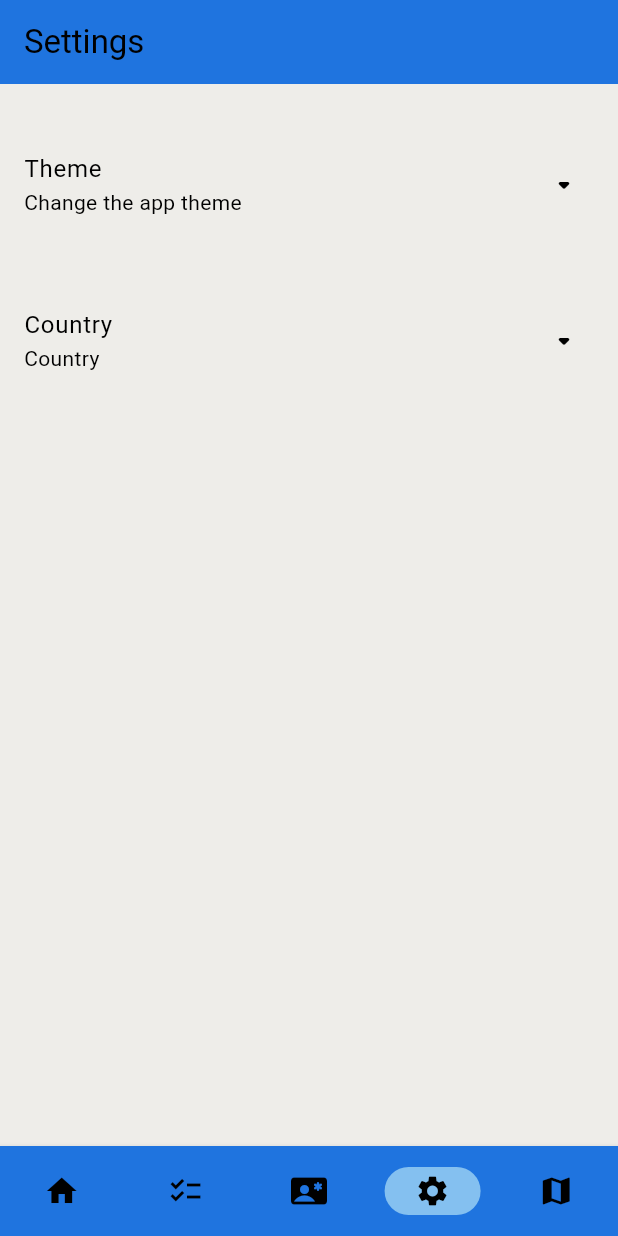
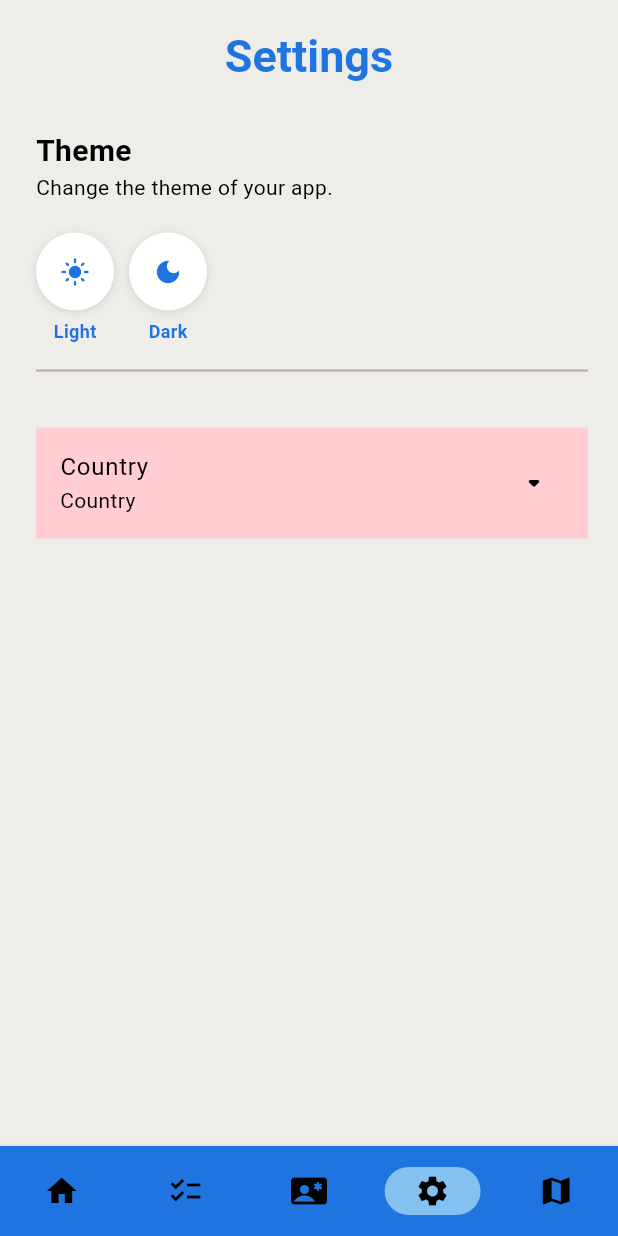
Before and after one commit to LeBern-Matthews/Lookout_Mobile_App, a Flutter app: the screen it shows after launch, item 4 of the bottom bar chosen, on a phone screen of 412 x 824 dp. Run offline on Flutter 3.47's test engine with Material 3 defaults, Android fonts, the phone set to English and light mode, and no system bars; our stand-ins replace google_maps_flutter, internet_connection_checker, location.

Commit message:
feat: Enhance CustomAppBar and add ThemeButton component; update SettingsPage layout

```diff
--- a/lib/components/appbar.dart
+++ b/lib/components/appbar.dart
@@ -7,9 +7,20 @@ class CustomAppBar extends StatelessWidget implements PreferredSizeWidget {
   @override
   Widget build(BuildContext context) {
     return AppBar(
-      title: Center(child: Text(title, style: TextStyle(fontSize: 30, fontWeight: FontWeight.bold, color: Theme.of(context).colorScheme.primary),)),
-      centerTitle: false,
-      backgroundColor: Theme.of(context).colorScheme.surface,
+      title: Padding(
+        padding: const EdgeInsets.only(top: 20.0),
+        child: Text(
+          title,
+          style: TextStyle(
+            fontSize: 30,
+            fontWeight: FontWeight.bold,
+            color: Theme.of(context).colorScheme.primary,
+          ),
+        ),
+      ),
+      centerTitle: true,
+      backgroundColor:Theme.of(context).colorScheme.surface,
+
     );
   }
 
--- /dev/null
+++ b/lib/components/themeButton.dart
@@ -0,0 +1,53 @@
+import 'package:flutter/material.dart';
+
+/// A reusable theme-selection button used in SettingsPage.
+class ThemeButton extends StatelessWidget {
+  final String label;
+  final IconData icon;
+  final VoidCallback onPressed;
+  final Color? iconColor;
+
+  const ThemeButton({
+    Key? key,
+    required this.label,
+    required this.icon,
+    required this.onPressed,
+    this.iconColor,
+  }) : super(key: key);
+
+  @override
+  Widget build(BuildContext context) {
+    return Column(
+      children: [
+        Container(
+          padding: const EdgeInsets.all(2),
+          decoration: const BoxDecoration(
+            color: Colors.white,
+            shape: BoxShape.circle,
+            boxShadow: [
+              BoxShadow(
+                color: Colors.black12,
+                blurRadius: 4,
+                offset: Offset(0, 1),
+              ),
+            ],
+          ),
+          child: IconButton(
+            onPressed: onPressed,
+            icon: Icon(icon, size: 20),
+            color: iconColor ?? Theme.of(context).colorScheme.primary,
+          ),
+        ),
+        const SizedBox(height: 5),
+        Text(
+          label,
+          style: TextStyle(
+            fontSize: 12,
+            fontWeight: FontWeight.bold,
+            color: Theme.of(context).colorScheme.primary,
+          ),
+        ),
+      ],
+    );
+  }
+}
--- a/lib/main.dart
+++ b/lib/main.dart
@@ -7,7 +7,7 @@ import 'pages/emergency_contacts.dart';
 import 'pages/essential_checklist_page.dart';
 import 'pages/home_page.dart';
 import 'pages/settings_page.dart';
-import 'pages/map_page.dart';
+//import 'pages/map_page.dart';
 import 'themes/theme_provider.dart';
 import 'services/has_internet.dart';
 import 'components/connectivity_popup.dart';
@@ -61,7 +61,7 @@ class _RootPageState extends State<RootPage> {
     const EssentialChecklistPage(),
     const EmergencyContactsPage(),
     const SettingsPage(),
-    const MapPage()
+    //const MapPage()
   ];
 
   @override
--- a/lib/pages/settings_page.dart
+++ b/lib/pages/settings_page.dart
@@ -1,11 +1,13 @@
 import 'package:flutter/material.dart';
 import '../components/country_selector.dart'; // Add this import
 import 'package:provider/provider.dart';
+import '../components/themeButton.dart';
 import '../themes/theme_provider.dart';
 import '../themes/light_mode.dart';
 import '../themes/dark_mode.dart';
 import '../services/country_provider.dart';
 //import '../services/determine_country_info.dart';
+import '../components/appbar.dart'; // code for custom AppBar
 
 class SettingsPage extends StatefulWidget {
   const SettingsPage({super.key});
@@ -16,7 +18,7 @@ class SettingsPage extends StatefulWidget {
 
 class _SettingsPageState extends State<SettingsPage> {
   //final String _selectedCountry = "Select a country";
-  String _selectedTheme ="Change the app theme";
+  String _selectedTheme = "Change the theme of your app.";
 
   final ExpansibleController _themeController = ExpansibleController();
   final ExpansibleController _countryController = ExpansibleController();
@@ -24,47 +26,65 @@ class _SettingsPageState extends State<SettingsPage> {
   @override
   Widget build(BuildContext context) {
     return Scaffold(
-      appBar: AppBar(
-        title: const Text("Settings"),
-        centerTitle: false,
-        backgroundColor: Theme.of(context).colorScheme.primary,
-      ),
+      appBar: CustomAppBar(title: "Settings"),
       body: SingleChildScrollView(
+        child: Padding(
+          padding: const EdgeInsets.only(left: 24, right: 20),
           child: Column(
+            crossAxisAlignment: CrossAxisAlignment.start,
             children: [
               SizedBox(height: 30),
-            ExpansionTile(
-              controller: _themeController,
-              title: const Text("Theme"),
-              subtitle:  Text(_selectedTheme),
-              trailing: const Icon(Icons.arrow_drop_down_rounded),
+              const Text(
+                "Theme",
+                style: TextStyle(fontSize: 20, fontWeight: FontWeight.bold),
+              ),
+              Text(_selectedTheme, style: TextStyle(fontSize: 14 ),),
+              SizedBox(height: 20),
+              Row(
                 children: [
-                ListTile(
-                  title: const Text("Light"),
-                  leading: const Icon(Icons.light_mode),
-                  onTap: () {
+
+                  ThemeButton(        // Light theme button
+                    label: 'Light',
+                    icon: Icons.light_mode,
+                    onPressed: () {
                       setState(() {
-                      _selectedTheme = "Light";
+                        _selectedTheme = 'Light';
                       });
-                    Provider.of<ThemeProvider>(context, listen: false).setTheme(lightmode);
+                      Provider.of<ThemeProvider>(
+                        context,
+                        listen: false,
+                      ).setTheme(lightmode);
                       _themeController.collapse();
                     },
                   ),
-                ListTile(
-                  title: const Text("Dark"),
-                  leading: const Icon(Icons.dark_mode),
-                  onTap: () {
+
+                  const SizedBox(width: 10),
+
+                  ThemeButton(       // Dark theme button
+                    label: 'Dark',
+                    icon: Icons.dark_mode,
+                    onPressed: () {
                       setState(() {
-                      _selectedTheme = "Dark";
+                        _selectedTheme = 'Dark';
                       });
-                    Provider.of<ThemeProvider>(context, listen: false).setTheme(darkmode);
+                      Provider.of<ThemeProvider>(
+                        context,
+                        listen: false,
+                      ).setTheme(darkmode);
                       _themeController.collapse();
                     },
                   ),
                 ],
               ),
+              SizedBox(height: 10),
+              Divider(
+                color: const Color.fromARGB(255, 188, 177, 177),
+                thickness: 1.5,
+              ),
+
               SizedBox(height: 30),
               ExpansionTile(
+                collapsedBackgroundColor: Colors.red[100],
                 controller: _countryController,
                 title: const Text("Country"),
                 subtitle: Text(context.watch<CountryProvider>().country),
@@ -73,17 +93,22 @@ class _SettingsPageState extends State<SettingsPage> {
                   return ListTile(
                     title: Text(country),
                     onTap: () async {
-                    Provider.of<CountryProvider>(context, listen: false).setCountry(country);
-                    await Provider.of<CountryProvider>(context, listen: false).loadJsonData(country);
+                      Provider.of<CountryProvider>(
+                        context,
+                        listen: false,
+                      ).setCountry(country);
+                      await Provider.of<CountryProvider>(
+                        context,
+                        listen: false,
+                      ).loadJsonData(country);
                       _countryController.collapse();
                     },
                   );
                 }).toList(),
               ),
             ],
-
           ),
-
+        ),
       ),
     );
   }
```
Also changed, not shown: lib/pages/map_page.dart (+17 -15 lines), pubspec.lock. Lines whose indentation alone changed are shown as unchanged.
